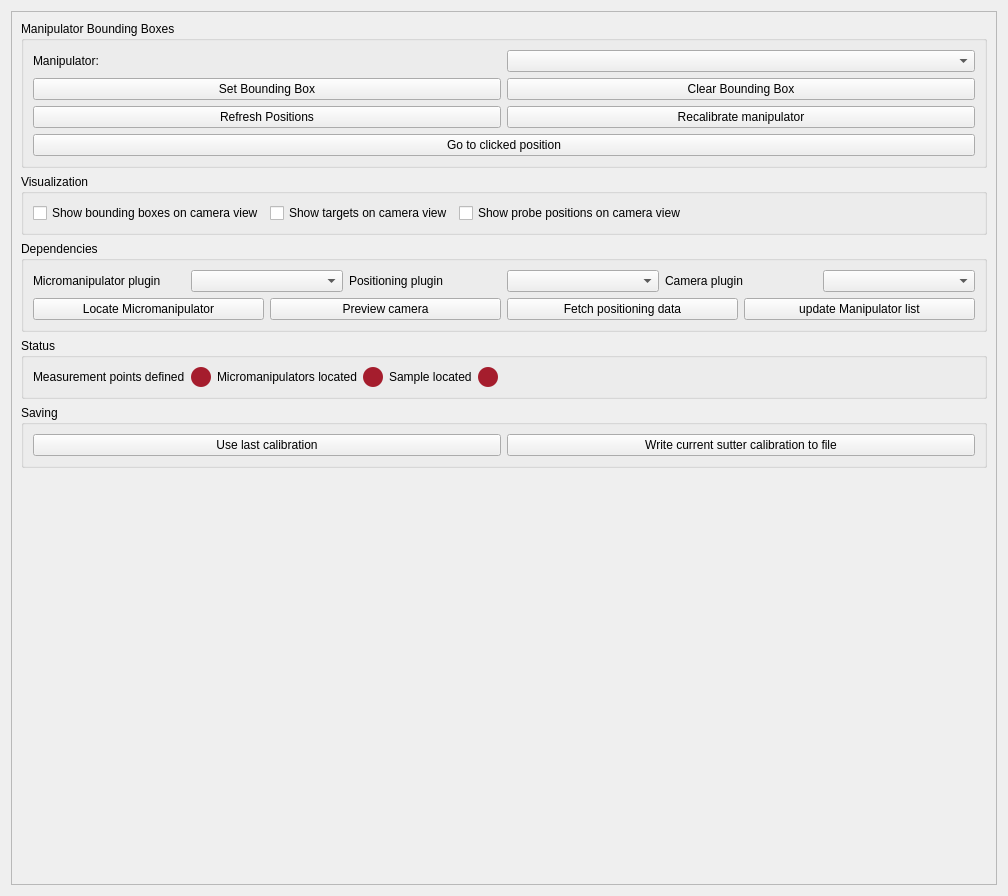
First picture: the form in plugins/affineMove/affinemove_Settings.ui, repository pyIVLS/pyIVLS, before the edit.
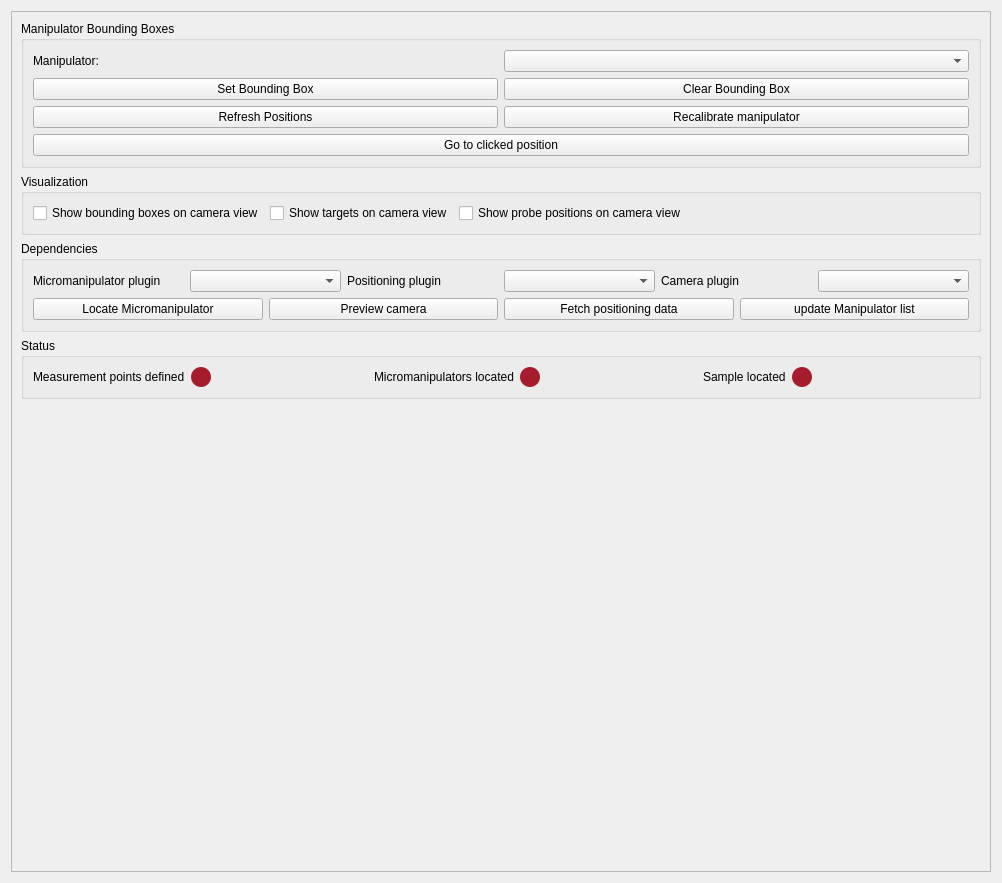
Second picture: the form after the edit.

Diff of the .ui file:
```diff
--- a/plugins/affineMove/affinemove_Settings.ui
+++ b/plugins/affineMove/affinemove_Settings.ui
@@ -6,8 +6,8 @@
    <rect>
     <x>0</x>
     <y>0</y>
-    <width>1008</width>
-    <height>896</height>
+    <width>1002</width>
+    <height>883</height>
    </rect>
   </property>
   <property name="sizePolicy">
@@ -30,137 +30,12 @@
        <rect>
         <x>0</x>
         <y>0</y>
-        <width>988</width>
-        <height>876</height>
+        <width>982</width>
+        <height>863</height>
        </rect>
       </property>
       <layout class="QGridLayout" name="gridLayout_3">
-       <item row="8" column="0">
-        <spacer name="verticalSpacer">
-         <property name="orientation">
-          <enum>Qt::Orientation::Vertical</enum>
-         </property>
-         <property name="sizeHint" stdset="0">
-          <size>
-           <width>20</width>
-           <height>264</height>
-          </size>
-         </property>
-        </spacer>
-       </item>
-       <item row="6" column="0" colspan="3">
-        <widget class="QGroupBox" name="groupBox">
-         <property name="title">
-          <string>Status</string>
-         </property>
-         <layout class="QHBoxLayout" name="horizontalLayout_5">
-          <item>
-           <layout class="QHBoxLayout" name="horizontalLayout_3">
-            <item>
-             <widget class="QLabel" name="pointsStatus">
-              <property name="text">
-               <string>Measurement points defined</string>
-              </property>
-             </widget>
-            </item>
-            <item>
-             <widget class="QLabel" name="pointsIndicator">
-              <property name="maximumSize">
-               <size>
-                <width>20</width>
-                <height>20</height>
-               </size>
-              </property>
-              <property name="styleSheet">
-               <string notr="true">border-radius: 10px;
-background-color:rgb(165, 29, 45);
-min-height: 20px;
-min-width: 20px;</string>
-              </property>
-              <property name="text">
-               <string/>
-              </property>
-             </widget>
-            </item>
-           </layout>
-          </item>
-          <item>
-           <layout class="QHBoxLayout" name="horizontalLayout">
-            <item>
-             <widget class="QLabel" name="mmStatus">
-              <property name="text">
-               <string>Micromanipulators located</string>
-              </property>
-             </widget>
-            </item>
-            <item>
-             <widget class="QLabel" name="mmIndicator">
-              <property name="maximumSize">
-               <size>
-                <width>20</width>
-                <height>20</height>
-               </size>
-              </property>
-              <property name="styleSheet">
-               <string notr="true">border-radius: 10px;
-background-color:rgb(165, 29, 45);
-min-height: 20px;
-min-width: 20px;</string>
-              </property>
-              <property name="text">
-               <string/>
-              </property>
-             </widget>
-            </item>
-           </layout>
-          </item>
-          <item>
-           <layout class="QHBoxLayout" name="horizontalLayout_2">
-            <item>
-             <widget class="QLabel" name="sampleStatus">
-              <property name="text">
-               <string>Sample located</string>
-              </property>
-             </widget>
-            </item>
-            <item>
-             <widget class="QLabel" name="sampleIndicator">
-              <property name="maximumSize">
-               <size>
-                <width>20</width>
-                <height>20</height>
-               </size>
-              </property>
-              <property name="styleSheet">
-               <string notr="true">border-radius: 10px;
-background-color:rgb(165, 29, 45);
-min-height: 20px;
-min-width: 20px;</string>
-              </property>
-              <property name="text">
-               <string/>
-              </property>
-             </widget>
-            </item>
-           </layout>
-          </item>
-          <item>
-           <spacer name="horizontalSpacer">
-            <property name="orientation">
-             <enum>Qt::Orientation::Horizontal</enum>
-            </property>
-            <property name="sizeHint" stdset="0">
-             <size>
-              <width>40</width>
-              <height>20</height>
-             </size>
-            </property>
-           </spacer>
-          </item>
-         </layout>
-        </widget>
-       </item>
-       <item row="4" column="0" colspan="3">
+       <item row="4" column="0" colspan="2">
         <widget class="QGroupBox" name="groupBox_2">
          <property name="title">
           <string>Dependencies</string>
@@ -259,30 +134,20 @@
          </layout>
         </widget>
        </item>
-       <item row="7" column="0" colspan="3">
-        <widget class="QGroupBox" name="groupBox_3">
-         <property name="title">
-          <string>Saving</string>
+       <item row="7" column="0">
+        <spacer name="verticalSpacer">
+         <property name="orientation">
+          <enum>Qt::Orientation::Vertical</enum>
          </property>
-         <layout class="QGridLayout" name="gridLayout_5">
-          <item row="0" column="0">
-           <widget class="QPushButton" name="loadCalibrationButton">
-            <property name="text">
-             <string>Use last calibration</string>
-            </property>
-           </widget>
-          </item>
-          <item row="0" column="1">
-           <widget class="QPushButton" name="saveCalibrationButton">
-            <property name="text">
-             <string>Write current sutter calibration to file</string>
-            </property>
-           </widget>
-          </item>
-         </layout>
-        </widget>
+         <property name="sizeHint" stdset="0">
+          <size>
+           <width>20</width>
+           <height>264</height>
+          </size>
+         </property>
+        </spacer>
        </item>
-       <item row="0" column="0" colspan="3">
+       <item row="0" column="0" colspan="2">
         <widget class="QGroupBox" name="boundingBoxGroupBox">
          <property name="title">
           <string>Manipulator Bounding Boxes</string>
@@ -360,7 +225,145 @@
          </layout>
         </widget>
        </item>
-       <item row="1" column="0" colspan="3">
+       <item row="6" column="0" colspan="2">
+        <widget class="QGroupBox" name="groupBox">
+         <property name="title">
+          <string>Status</string>
+         </property>
+         <layout class="QHBoxLayout" name="horizontalLayout_5">
+          <item>
+           <layout class="QHBoxLayout" name="horizontalLayout_3">
+            <item>
+             <widget class="QLabel" name="pointsStatus">
+              <property name="text">
+               <string>Measurement points defined</string>
+              </property>
+             </widget>
+            </item>
+            <item>
+             <widget class="QLabel" name="pointsIndicator">
+              <property name="maximumSize">
+               <size>
+                <width>20</width>
+                <height>20</height>
+               </size>
+              </property>
+              <property name="styleSheet">
+               <string notr="true">border-radius: 10px;
+background-color:rgb(165, 29, 45);
+min-height: 20px;
+min-width: 20px;</string>
+              </property>
+              <property name="text">
+               <string/>
+              </property>
+             </widget>
+            </item>
+           </layout>
+          </item>
+          <item>
+           <spacer name="horizontalSpacer_4">
+            <property name="orientation">
+             <enum>Qt::Orientation::Horizontal</enum>
+            </property>
+            <property name="sizeHint" stdset="0">
+             <size>
+              <width>40</width>
+              <height>20</height>
+             </size>
+            </property>
+           </spacer>
+          </item>
+          <item>
+           <layout class="QHBoxLayout" name="horizontalLayout">
+            <item>
+             <widget class="QLabel" name="mmStatus">
+              <property name="text">
+               <string>Micromanipulators located</string>
+              </property>
+             </widget>
+            </item>
+            <item>
+             <widget class="QLabel" name="mmIndicator">
+              <property name="maximumSize">
+               <size>
+                <width>20</width>
+                <height>20</height>
+               </size>
+              </property>
+              <property name="styleSheet">
+               <string notr="true">border-radius: 10px;
+background-color:rgb(165, 29, 45);
+min-height: 20px;
+min-width: 20px;</string>
+              </property>
+              <property name="text">
+               <string/>
+              </property>
+             </widget>
+            </item>
+           </layout>
+          </item>
+          <item>
+           <spacer name="horizontalSpacer_3">
+            <property name="orientation">
+             <enum>Qt::Orientation::Horizontal</enum>
+            </property>
+            <property name="sizeHint" stdset="0">
+             <size>
+              <width>40</width>
+              <height>20</height>
+             </size>
+            </property>
+           </spacer>
+          </item>
+          <item>
+           <layout class="QHBoxLayout" name="horizontalLayout_2">
+            <item>
+             <widget class="QLabel" name="sampleStatus">
+              <property name="text">
+               <string>Sample located</string>
+              </property>
+             </widget>
+            </item>
+            <item>
+             <widget class="QLabel" name="sampleIndicator">
+              <property name="maximumSize">
+               <size>
+                <width>20</width>
+                <height>20</height>
+               </size>
+              </property>
+              <property name="styleSheet">
+               <string notr="true">border-radius: 10px;
+background-color:rgb(165, 29, 45);
+min-height: 20px;
+min-width: 20px;</string>
+              </property>
+              <property name="text">
+               <string/>
+              </property>
+             </widget>
+            </item>
+           </layout>
+          </item>
+          <item>
+           <spacer name="horizontalSpacer">
+            <property name="orientation">
+             <enum>Qt::Orientation::Horizontal</enum>
+            </property>
+            <property name="sizeHint" stdset="0">
+             <size>
+              <width>40</width>
+              <height>20</height>
+             </size>
+            </property>
+           </spacer>
+          </item>
+         </layout>
+        </widget>
+       </item>
+       <item row="1" column="0" colspan="2">
         <widget class="QGroupBox" name="groupBox_4">
          <property name="title">
           <string>Visualization</string>
```
